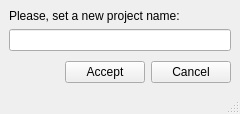
Above: core/ui/admin/admin_renameproj.ui from Giswater/giswater_qgis_plugin before the change. Below: the same form after it.
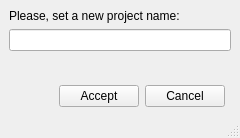
That is the form after the change.

Commit message: feat(.ui files): add lyt_buttons in missing files

Diff of the .ui file:
```diff
--- a/core/ui/admin/admin_renameproj.ui
+++ b/core/ui/admin/admin_renameproj.ui
@@ -7,7 +7,7 @@
     <x>0</x>
     <y>0</y>
     <width>240</width>
-    <height>114</height>
+    <height>138</height>
    </rect>
   </property>
   <property name="windowTitle">
@@ -18,41 +18,7 @@
   </property>
   <widget class="QWidget" name="centralwidget">
    <layout class="QGridLayout" name="gridLayout_2">
-    <item row="1" column="1">
-     <spacer name="horizontalSpacer">
-      <property name="orientation">
-       <enum>Qt::Horizontal</enum>
-      </property>
-      <property name="sizeHint" stdset="0">
-       <size>
-        <width>40</width>
-        <height>20</height>
-       </size>
-      </property>
-     </spacer>
-    </item>
-    <item row="1" column="2">
-     <widget class="QPushButton" name="btn_accept">
-      <property name="text">
-       <string>Accept</string>
-      </property>
-     </widget>
-    </item>
-    <item row="1" column="3">
-     <widget class="QPushButton" name="btn_cancel">
-      <property name="text">
-       <string>Cancel</string>
-      </property>
-     </widget>
-    </item>
-    <item row="1" column="0">
-     <widget class="QLabel" name="lbl_time">
-      <property name="text">
-       <string/>
-      </property>
-     </widget>
-    </item>
-    <item row="0" column="0" colspan="4">
+    <item row="0" column="0" colspan="3">
      <layout class="QVBoxLayout" name="verticalLayout">
       <item>
        <widget class="QLabel" name="lbl_rename_copy">
@@ -79,6 +45,44 @@
       </item>
      </layout>
     </item>
+    <item row="2" column="1">
+     <layout class="QGridLayout" name="lyt_buttons">
+      <item row="0" column="0">
+       <widget class="QLabel" name="lbl_time">
+        <property name="text">
+         <string/>
+        </property>
+       </widget>
+      </item>
+      <item row="0" column="1">
+       <spacer name="horizontalSpacer_2">
+        <property name="orientation">
+         <enum>Qt::Horizontal</enum>
+        </property>
+        <property name="sizeHint" stdset="0">
+         <size>
+          <width>40</width>
+          <height>20</height>
+         </size>
+        </property>
+       </spacer>
+      </item>
+      <item row="0" column="2">
+       <widget class="QPushButton" name="btn_accept">
+        <property name="text">
+         <string>Accept</string>
+        </property>
+       </widget>
+      </item>
+      <item row="0" column="3">
+       <widget class="QPushButton" name="btn_cancel">
+        <property name="text">
+         <string>Cancel</string>
+        </property>
+       </widget>
+      </item>
+     </layout>
+    </item>
    </layout>
   </widget>
   <widget class="QStatusBar" name="statusbar"/>
```
The commit also changes 29 other files.
